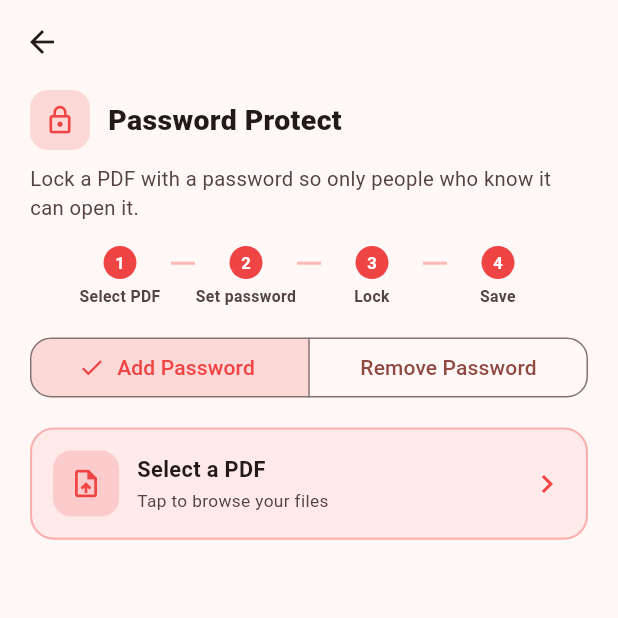
After one commit to shokoufehrouhi/PuraPDF-, a Flutter app: the EncryptScreen screen opened directly, on a phone screen of 412 x 824 dp, the top half of it. The commit adds this screen. Run offline on Flutter 3.47's test engine with Material 3 defaults, Android fonts, the phone set to English and light mode, and no system bars; our stand-ins replace file_picker, flutter_riverpod, google_mobile_ads, share_plus, shared_preferences; missing offline and left inert: doclens, pdfrx, syncfusion_flutter_pdf; accounts and stored records are empty; network calls fail.

Commit message:
Phase 2, feature 4: Password Protect (add/remove PDF password)
New Add/Remove Password tool (segmented toggle, like Image<->PDF's two
directions):
- Add: sets both userPassword (open) and ownerPassword (permissions)
  on the loaded document to the same value the user typed - exposing
  that distinction would add complexity most users don't need.
- Remove: loads with the given password (Syncfusion decrypts on load
  when it matches; throws a clear ArgumentError otherwise, which the
  repo catches and rewraps with a friendlier message), then sets both
  passwords back to '' before saving.

Gotcha confirmed via a throwaway repro before writing the real code:
re-saving a loaded encrypted PdfDocument without touching security at
all round-trips the SAME encryption (it does not silently drop it) -
explicitly setting userPassword/ownerPassword to '' is what actually
removes protection on save.

4 new unit tests: lock produces a file that needs the password to
open, unlock round-trips back to opening freely, wrong password is
rejected, empty password is rejected.

```diff
--- a/lib/core/theme/feature_colors.dart
+++ b/lib/core/theme/feature_colors.dart
@@ -38,4 +38,8 @@ class FeatureColors {
   static const Color contentEdit = Color(0xFFD6D9FB);
   static const Color contentEditDark = Color(0xFFC1C6F7);
   static const Color contentEditIcon = Color(0xFF6366F1);
+
+  static const Color encrypt = Color(0xFFFFD2D2);
+  static const Color encryptDark = Color(0xFFFFB8B8);
+  static const Color encryptIcon = Color(0xFFEF4444);
 }
--- a/lib/data/repositories/pdf_repository_impl.dart
+++ b/lib/data/repositories/pdf_repository_impl.dart
@@ -379,9 +379,9 @@ class PdfRepositoryImpl implements PdfRepository {
     }
   }
 
-  Future<PdfDocument> _loadDocument(String path) async {
+  Future<PdfDocument> _loadDocument(String path, {String? password}) async {
     final Uint8List bytes = await File(path).readAsBytes();
-    return PdfDocument(inputBytes: bytes);
+    return PdfDocument(inputBytes: bytes, password: password);
   }
 
   Future<String> _writeOutput(PdfDocument output, String fileName) async {
@@ -710,6 +710,39 @@ class PdfRepositoryImpl implements PdfRepository {
     return Uint8List.fromList(img.encodePng(decoded));
   }
 
+  @override
+  Future<String> encryptPdf(String inputPath, String password) async {
+    final PdfDocument doc = await _loadDocument(inputPath);
+    doc.security.userPassword = password;
+    doc.security.ownerPassword = password;
+    return _writeOutput(
+      doc,
+      'purapdf_locked_${DateTime.now().millisecondsSinceEpoch}.pdf',
+    );
+  }
+
+  @override
+  Future<String> decryptPdf(String inputPath, String password) async {
+    final PdfDocument doc;
+    try {
+      doc = await _loadDocument(inputPath, password: password);
+    } catch (_) {
+      throw ArgumentError(
+        'Wrong password, or this PDF isn\'t password-protected.',
+      );
+    }
+    // Empty passwords are how Syncfusion drops encryption on save — see
+    // pdf_repository_impl's test coverage: re-saving a loaded encrypted
+    // document without touching security at all preserves the original
+    // encryption (it round-trips), so this is the one that actually works.
+    doc.security.userPassword = '';
+    doc.security.ownerPassword = '';
+    return _writeOutput(
+      doc,
+      'purapdf_unlocked_${DateTime.now().millisecondsSinceEpoch}.pdf',
+    );
+  }
+
   /// Best-effort match from an extracted font name to one of the PDF
   /// standard fonts — Syncfusion's [PdfStandardFont] can't reproduce an
   /// arbitrary embedded font, so replacement text won't pixel-match the
--- a/lib/domain/repositories/pdf_repository.dart
+++ b/lib/domain/repositories/pdf_repository.dart
@@ -80,4 +80,13 @@ abstract class PdfRepository {
   /// Applies [edits] (see [PdfContentEdit]) directly onto the existing
   /// pages of the PDF at [inputPath] and returns the new file's path.
   Future<String> editPdfContent(String inputPath, List<PdfContentEdit> edits);
+
+  /// Password-protects the PDF at [inputPath] with [password] (used as both
+  /// the open and permissions password) and returns the new file's path.
+  Future<String> encryptPdf(String inputPath, String password);
+
+  /// Removes password protection from the PDF at [inputPath], given the
+  /// correct [password], and returns the new file's path. Throws if the
+  /// password is wrong.
+  Future<String> decryptPdf(String inputPath, String password);
 }
--- /dev/null
+++ b/lib/domain/usecases/decrypt_pdf_usecase.dart
@@ -0,0 +1,15 @@
+import '../repositories/pdf_repository.dart';
+
+/// Removes a PDF's password protection, given the correct password.
+class DecryptPdfUseCase {
+  final PdfRepository repository;
+
+  const DecryptPdfUseCase(this.repository);
+
+  Future<String> call(String inputPath, String password) async {
+    if (password.isEmpty) {
+      throw ArgumentError('Enter the PDF\'s password.');
+    }
+    return repository.decryptPdf(inputPath, password);
+  }
+}
--- /dev/null
+++ b/lib/domain/usecases/encrypt_pdf_usecase.dart
@@ -0,0 +1,17 @@
+import '../repositories/pdf_repository.dart';
+
+/// Adds a password to a PDF — both the open (user) and permissions (owner)
+/// password are set to the same value, since exposing that distinction to
+/// end users adds complexity most won't need.
+class EncryptPdfUseCase {
+  final PdfRepository repository;
+
+  const EncryptPdfUseCase(this.repository);
+
+  Future<String> call(String inputPath, String password) async {
+    if (password.isEmpty) {
+      throw ArgumentError('Enter a password.');
+    }
+    return repository.encryptPdf(inputPath, password);
+  }
+}
--- /dev/null
+++ b/lib/presentation/features/encrypt/encrypt_screen.dart
@@ -0,0 +1,233 @@
+import 'package:file_picker/file_picker.dart';
+import 'package:flutter/material.dart';
+import 'package:flutter_riverpod/flutter_riverpod.dart';
+import 'package:share_plus/share_plus.dart';
+
+import '../../../core/theme/feature_colors.dart';
+import '../../../domain/entities/pdf_file.dart';
+import '../../shared_widgets/download_file.dart';
+import '../../shared_widgets/feature_screen_header.dart';
+import '../../shared_widgets/picker_card.dart';
+import '../../shared_widgets/start_over_button.dart';
+import 'encrypt_controller.dart';
+
+const Color _color = FeatureColors.encryptIcon;
+
+class EncryptScreen extends ConsumerWidget {
+  const EncryptScreen({super.key});
+
+  Future<void> _pickFile(WidgetRef ref) async {
+    final List<PlatformFile> picked = await FilePicker.pickFiles(
+      type: FileType.custom,
+      allowedExtensions: ['pdf'],
+    );
+    if (picked.isEmpty || picked.first.path == null) return;
+    final file = PdfFile(path: picked.first.path!, name: picked.first.name);
+    ref.read(encryptControllerProvider.notifier).setSourceFile(file);
+  }
+
+  @override
+  Widget build(BuildContext context, WidgetRef ref) {
+    final state = ref.watch(encryptControllerProvider);
+    final controller = ref.read(encryptControllerProvider.notifier);
+    final ColorScheme scheme = Theme.of(context).colorScheme;
+    final bool isAdd = state.action == PasswordAction.add;
+
+    return Scaffold(
+      appBar: AppBar(
+        backgroundColor: Colors.transparent,
+        elevation: 0,
+        scrolledUnderElevation: 0,
+      ),
+      body: SafeArea(
+        top: false,
+        child: SingleChildScrollView(
+          child: Column(
+            crossAxisAlignment: CrossAxisAlignment.stretch,
+            children: [
+              FeatureScreenHeader(
+                icon: Icons.lock_outline,
+                color: _color,
+                title: 'Password Protect',
+                description: isAdd
+                    ? 'Lock a PDF with a password so only people who know '
+                          'it can open it.'
+                    : 'Remove a PDF\'s password, given the correct one.',
+                steps: isAdd
+                    ? const ['Select PDF', 'Set password', 'Lock', 'Save']
+                    : const ['Select PDF', 'Enter password', 'Unlock', 'Save'],
+              ),
+              Padding(
+                padding: const EdgeInsets.fromLTRB(20, 0, 20, 20),
+                child: Column(
+                  crossAxisAlignment: CrossAxisAlignment.stretch,
+                  children: [
+                    SegmentedButton<PasswordAction>(
+                      style: SegmentedButton.styleFrom(
+                        selectedBackgroundColor: _color.withValues(
+                          alpha: 0.18,
+                        ),
+                        selectedForegroundColor: _color,
+                      ),
+                      segments: const [
+                        ButtonSegment(
+                          value: PasswordAction.add,
+                          label: Text('Add Password'),
+                        ),
+                        ButtonSegment(
+                          value: PasswordAction.remove,
+                          label: Text('Remove Password'),
+                        ),
+                      ],
+                      selected: {state.action},
+                      onSelectionChanged: (s) =>
+                          controller.setAction(s.first),
+                    ),
+                    const SizedBox(height: 16),
+                    PickerCard(
+                      icon: Icons.upload_file,
+                      color: _color,
+                      label: state.sourceFile?.name ?? 'Select a PDF',
+                      hint: state.sourceFile == null
+                          ? 'Tap to browse your files'
+                          : 'Tap to change file',
+                      onTap: () => _pickFile(ref),
+                    ),
+                    if (state.sourceFile != null) ...[
+                      const SizedBox(height: 16),
+                      TextField(
+                        obscureText: state.obscurePassword,
+                        onChanged: controller.setPassword,
+                        decoration: InputDecoration(
+                          labelText: isAdd ? 'Password' : 'Current password',
+                          suffixIcon: IconButton(
+                            icon: Icon(
+                              state.obscurePassword
+                                  ? Icons.visibility_outlined
+                                  : Icons.visibility_off_outlined,
+                            ),
+                            onPressed: controller.toggleObscure,
+                          ),
+                        ),
+                      ),
+                      if (isAdd) ...[
+                        const SizedBox(height: 12),
+                        TextField(
+                          obscureText: state.obscurePassword,
+                          onChanged: controller.setConfirmPassword,
+                          decoration: const InputDecoration(
+                            labelText: 'Confirm password',
+                          ),
+                        ),
+                      ],
+                      const SizedBox(height: 16),
+                      if (state.resultPath != null)
+                        StartOverButton(
+                          color: _color,
+                          onPressed: controller.reset,
+                        )
+                      else
+                        ElevatedButton.icon(
+                          style: ElevatedButton.styleFrom(
+                            backgroundColor: _color,
+                            foregroundColor: Colors.white,
+                          ),
+                          icon: state.isProcessing
+                              ? const SizedBox(
+                                  width: 16,
+                                  height: 16,
+                                  child: CircularProgressIndicator(
+                                    strokeWidth: 2,
+                                    color: Colors.white,
+                                  ),
+                                )
+                              : Icon(
+                                  isAdd
+                                      ? Icons.lock_outline
+                                      : Icons.lock_open_outlined,
+                                ),
+                          label: Text(isAdd ? 'Add Password' : 'Remove Password'),
+                          onPressed: state.isProcessing
+                              ? null
+                              : controller.submit,
+                        ),
+                    ],
+                    if (state.error != null) ...[
+                      const SizedBox(height: 12),
+                      Text(state.error!, style: TextStyle(color: scheme.error)),
+                    ],
+                    if (state.resultPath != null) ...[
+                      const SizedBox(height: 20),
+                      Container(
+                        padding: const EdgeInsets.all(14),
+                        decoration: BoxDecoration(
+                          color: _color.withValues(alpha: 0.10),
+                          borderRadius: BorderRadius.circular(16),
+                        ),
+                        child: Column(
+                          children: [
+                            Row(
+                              children: [
+                                const Icon(Icons.check_circle, color: _color),
+                                const SizedBox(width: 8),
+                                Expanded(
+                                  child: Text(
+                                    isAdd
+                                        ? 'Password added'
+                                        : 'Password removed',
+                                    style: const TextStyle(
+                                      fontWeight: FontWeight.w700,
+                                    ),
+                                  ),
+                                ),
+                              ],
+                            ),
+                            const SizedBox(height: 10),
+                            Row(
+                              children: [
+                                Expanded(
+                                  child: ElevatedButton.icon(
+                                    style: ElevatedButton.styleFrom(
+                                      backgroundColor: _color,
+                                      foregroundColor: Colors.white,
+                                    ),
+                                    icon: const Icon(Icons.ios_share),
+                                    label: const Text('Share'),
+                                    onPressed: () => SharePlus.instance.share(
+                                      ShareParams(
+                                        files: [XFile(state.resultPath!)],
+                                      ),
+                                    ),
+                                  ),
+                                ),
+                                const SizedBox(width: 10),
+                                Expanded(
+                                  child: OutlinedButton.icon(
+                                    style: OutlinedButton.styleFrom(
+                                      foregroundColor: _color,
+                                      side: BorderSide(
+                                        color: _color.withValues(alpha: 0.5),
+                                      ),
+                                    ),
+                                    icon: const Icon(Icons.download_outlined),
+                                    label: const Text('Download'),
+                                    onPressed: () =>
+                                        downloadFile(context, state.resultPath!),
+                                  ),
+                                ),
+                              ],
+                            ),
+                          ],
+                        ),
+                      ),
+                    ],
+                  ],
+                ),
+              ),
+            ],
+          ),
+        ),
+      ),
+    );
+  }
+}
--- a/lib/presentation/home_screen.dart
+++ b/lib/presentation/home_screen.dart
@@ -9,6 +9,7 @@ import '../domain/entities/history_file.dart';
 import '../core/scanner_support.dart';
 import 'features/compress/compress_screen.dart';
 import 'features/content_edit/content_edit_screen.dart';
+import 'features/encrypt/encrypt_screen.dart';
 import 'features/history/history_controller.dart';
 import 'features/image_pdf/image_pdf_screen.dart';
 import 'features/merge/merge_screen.dart';
@@ -330,6 +331,17 @@ class _ToolsTab extends StatelessWidget {
                     ),
                   ),
                 ),
+                _FeatureRowCard(
+                  icon: Icons.lock_outline,
+                  color: FeatureColors.encrypt,
+                  colorDark: FeatureColors.encryptDark,
+                  iconColor: FeatureColors.encryptIcon,
+                  title: 'Password Protect',
+                  subtitle: 'Add or remove a PDF password',
+                  onTap: () => Navigator.of(context).push(
+                    MaterialPageRoute(builder: (_) => const EncryptScreen()),
+                  ),
+                ),
               ],
             ),
           ),
@@ -593,6 +605,20 @@ _OperationInfo _operationFor(String fileName) {
       'Edit PDF',
     );
   }
+  if (fileName.startsWith('purapdf_locked_')) {
+    return const _OperationInfo(
+      Icons.lock_outline,
+      FeatureColors.encryptIcon,
+      'Locked',
+    );
+  }
+  if (fileName.startsWith('purapdf_unlocked_')) {
+    return const _OperationInfo(
+      Icons.lock_open_outlined,
+      FeatureColors.encryptIcon,
+      'Unlocked',
+    );
+  }
   return _unknownOperation;
 }
 
```
Also changed, not shown: lib/presentation/features/encrypt/encrypt_controller.dart (added, +140 -0 lines), 1 other file.
